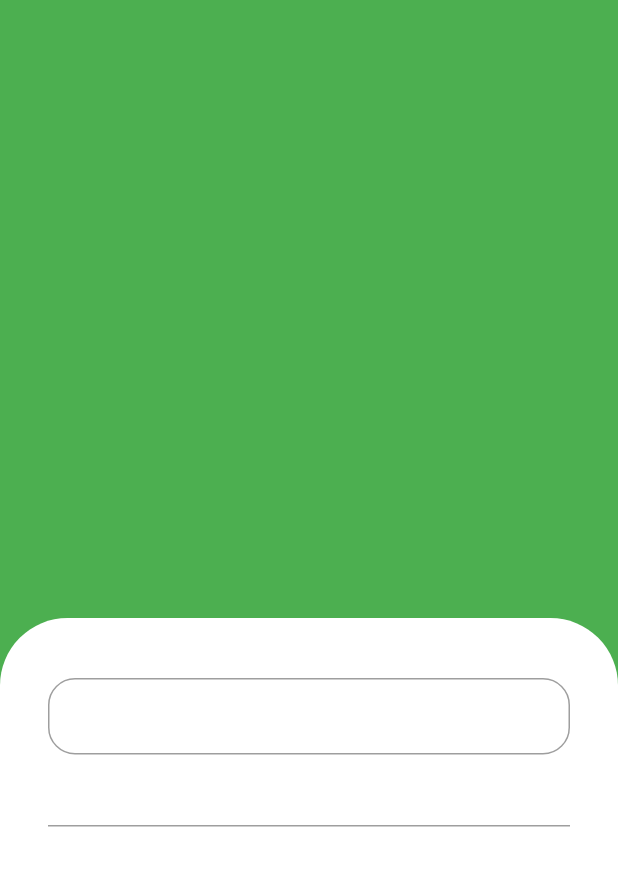
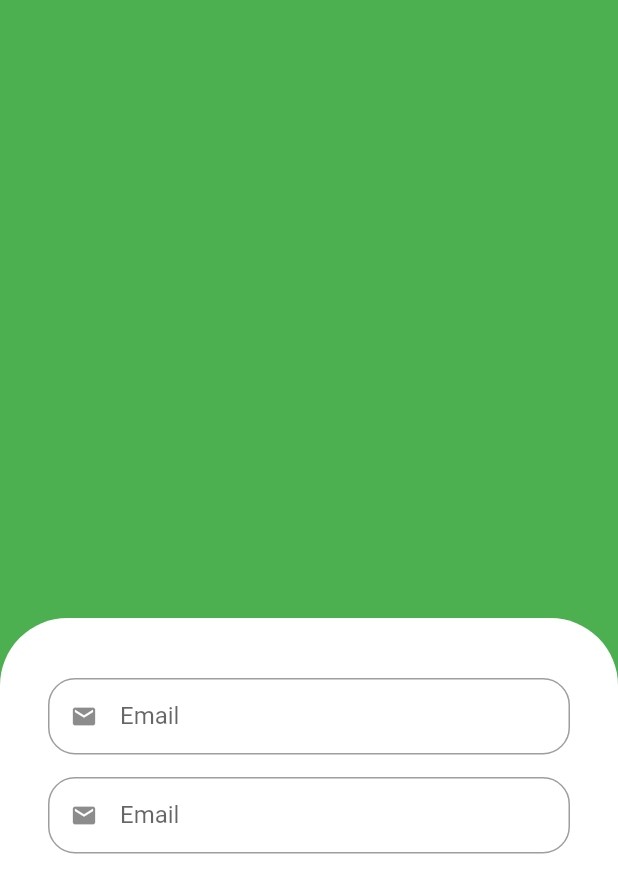
Before and after one commit to wilker123/App_Grocer, a Flutter app: the screen it shows after launch, on a phone screen of 412 x 824 dp. Shown: the top 893 px of the screen. Run offline on Flutter 3.47's test engine with Material 2 defaults, Android fonts, the phone set to English and light mode, and no system bars.

Commit message:
Created component CustomTextField

```diff
--- /dev/null
+++ b/greengrocer/lib/src/auth/components/custom_text_field.dart
@@ -0,0 +1,22 @@
+import 'package:flutter/material.dart';
+
+class CustomTextField extends StatelessWidget {
+  const CustomTextField({Key? key}) : super(key: key);
+
+  @override
+  Widget build(BuildContext context) {
+    return Padding(
+      padding: const EdgeInsets.only(bottom: 15),
+      child: TextFormField(
+        decoration: InputDecoration(
+          prefixIcon: const Icon(Icons.email),
+          labelText: "Email",
+          isDense: true,
+          border: OutlineInputBorder(
+            borderRadius: BorderRadius.circular(18),
+          ),
+        ),
+      ),
+    );
+  }
+}
--- a/greengrocer/lib/src/auth/sign_in_screen.dart
+++ b/greengrocer/lib/src/auth/sign_in_screen.dart
@@ -1,4 +1,5 @@
 import 'package:flutter/material.dart';
+import 'package:greengrocer/src/auth/components/custom_text_field.dart';
 
 class SignInScreen extends StatelessWidget {
   const SignInScreen({Key? key}) : super(key: key);
@@ -24,16 +25,9 @@ class SignInScreen extends StatelessWidget {
                 ),
               ),
               child: Column(
-                children: [
-                  TextFormField(
-                    decoration: InputDecoration(
-                      isDense: true,
-                      border: OutlineInputBorder(
-                        borderRadius: BorderRadius.circular(18),
-                      ),
-                    ),
-                  ),
-                  TextFormField(),
+                children: const [
+                  CustomTextField(),
+                  CustomTextField(),
                 ],
               ),
             ),
```
